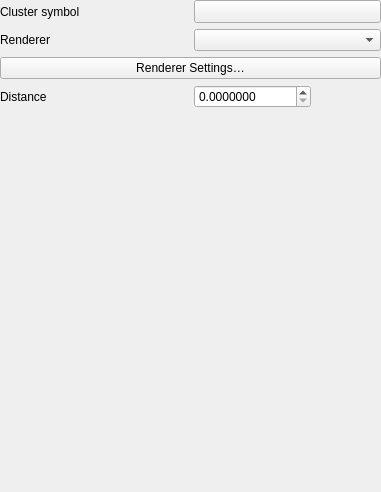
The window that src/ui/symbollayer/qgspointclusterrendererwidgetbase.ui (nextgis/nextgisqgis) describes before a commit, drawn with Qt 5.
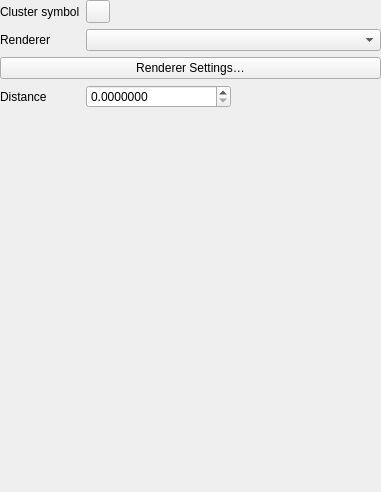
The same window after the commit. Custom widgets are drawn as their Qt base class.

Diff of the .ui file:
```diff
--- a/src/ui/symbollayer/qgspointclusterrendererwidgetbase.ui
+++ b/src/ui/symbollayer/qgspointclusterrendererwidgetbase.ui
@@ -84,14 +84,12 @@
      </property>
     </widget>
    </item>
-   <item row="0" column="0">
-    <widget class="QLabel" name="mCenterSymbolLabel">
-     <property name="text">
-      <string>Cluster symbol</string>
+   <item row="1" column="1">
+    <layout class="QHBoxLayout" name="horizontalLayout_2">
+     <property name="topMargin">
+      <number>0</number>
      </property>
-    </widget>
-   </item>
-   <item row="0" column="1">
+     <item>
     <widget class="QgsSymbolButton" name="mCenterSymbolToolButton">
      <property name="sizePolicy">
       <sizepolicy hsizetype="Preferred" vsizetype="Fixed">
@@ -101,6 +99,28 @@
      </property>
      <property name="text">
       <string/>
+       </property>
+      </widget>
+     </item>
+     <item>
+      <spacer name="horizontalSpacer">
+       <property name="orientation">
+        <enum>Qt::Horizontal</enum>
+       </property>
+       <property name="sizeHint" stdset="0">
+        <size>
+         <width>40</width>
+         <height>20</height>
+        </size>
+       </property>
+      </spacer>
+     </item>
+    </layout>
+   </item>
+   <item row="1" column="0">
+    <widget class="QLabel" name="mCenterSymbolLabel">
+     <property name="text">
+      <string>Cluster symbol</string>
      </property>
     </widget>
    </item>
```
Lines whose indentation alone changed are shown as unchanged.
